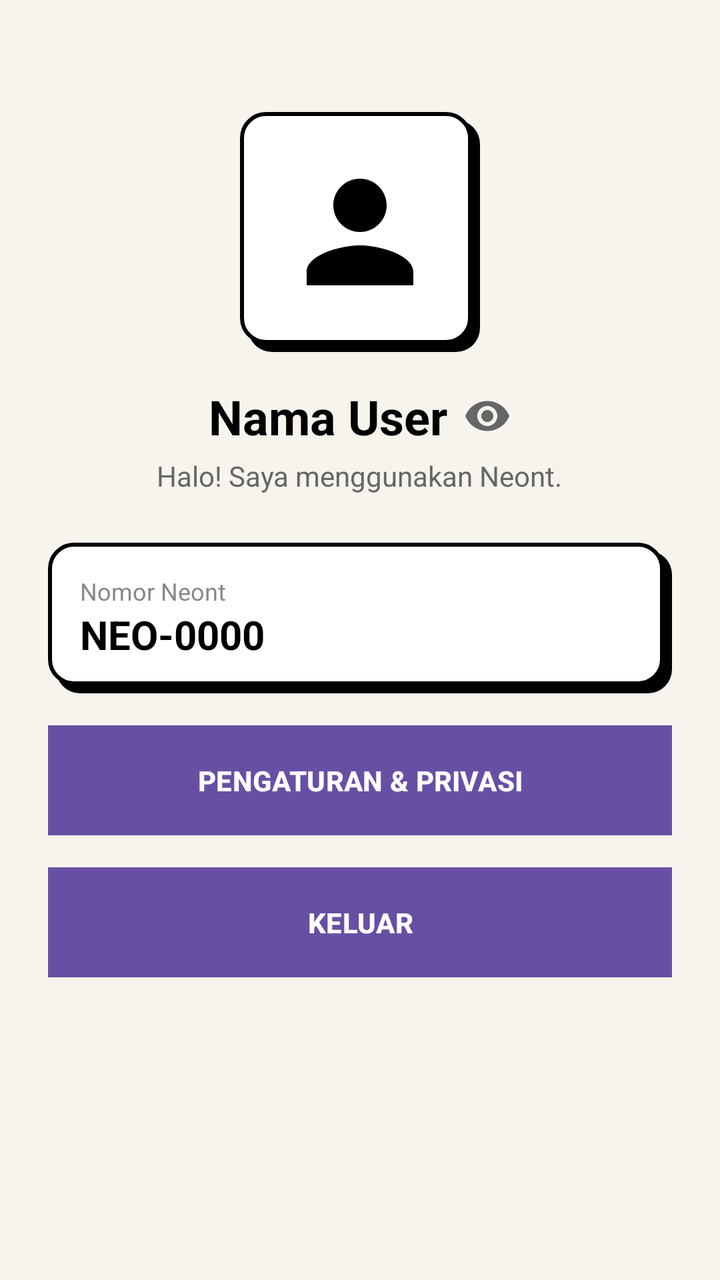
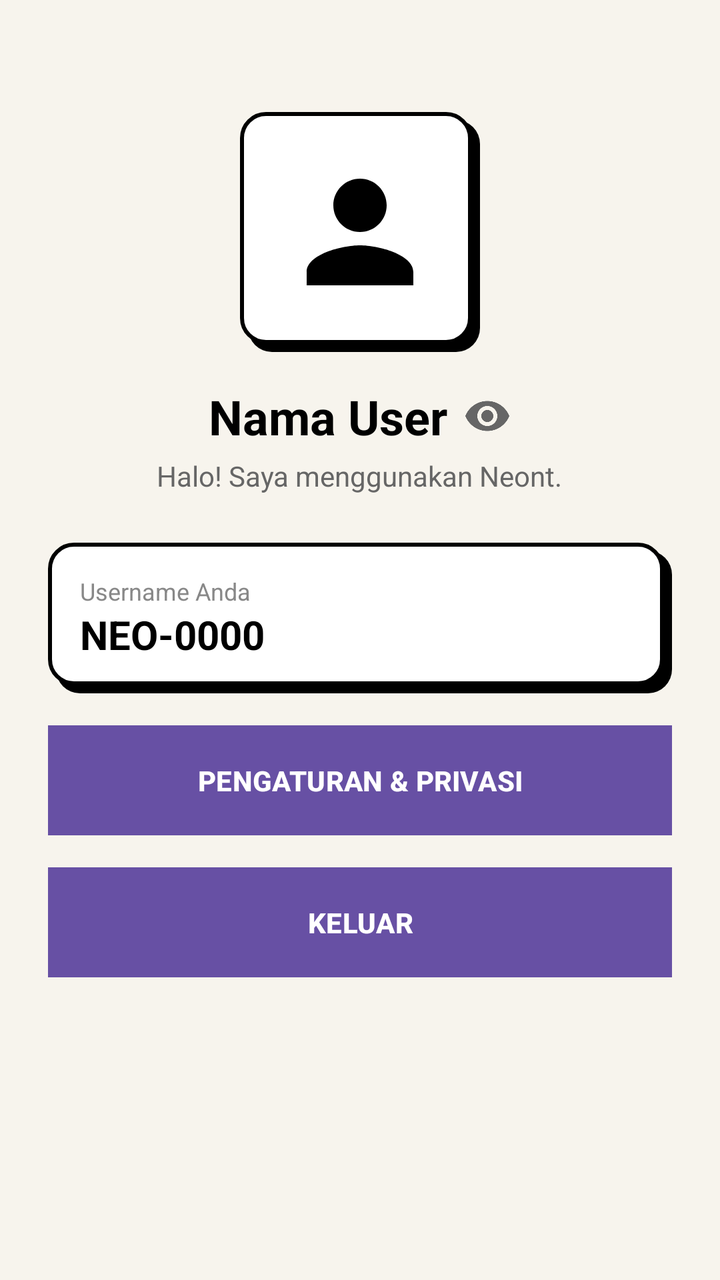

Screens rendered from an Android XML layout before and after an edit, with the pre-edit source and the edit as a unified diff.
<!-- AndroidManifest.xml: application theme Theme.Material3.DayNight.NoActionBar -->
<!-- res/layout/activity_profile.xml -->
<?xml version="1.0" encoding="utf-8"?>
<ScrollView xmlns:android="http://schemas.android.com/apk/res/android"
    android:layout_width="match_parent"
    android:layout_height="match_parent"
    android:background="@color/nb_bg">

    <LinearLayout
        android:layout_width="match_parent"
        android:layout_height="wrap_content"
        android:orientation="vertical"
        android:padding="24dp"
        android:gravity="center_horizontal">

        
        <ImageView
            android:id="@+id/ivProfilePhoto"
            android:layout_width="120dp"
            android:layout_height="120dp"
            android:src="@drawable/ic_wa_profile"
            android:background="@drawable/nb_box_white"
            android:padding="20dp"
            android:layout_marginTop="32dp"
            android:layout_marginBottom="16dp"
            android:clickable="true"
            android:focusable="true"/>

        
        <TextView
            android:id="@+id/tvProfileName"
            android:layout_width="wrap_content"
            android:layout_height="wrap_content"
            android:text="Nama User"
            android:textSize="24sp"
            android:textStyle="bold"
            android:textColor="@color/nb_black"
            android:layout_marginBottom="4dp"
            android:drawableEnd="@drawable/ic_eye_open"
            android:drawablePadding="8dp"/>

        
        <TextView
            android:id="@+id/tvProfileBio"
            android:layout_width="wrap_content"
            android:layout_height="wrap_content"
            android:text="Halo! Saya menggunakan Neont."
            android:textSize="14sp"
            android:textColor="#666666"
            android:layout_marginBottom="24dp"/>

        
        <LinearLayout
            android:layout_width="match_parent"
            android:layout_height="wrap_content"
            android:background="@drawable/nb_box_white"
            android:padding="16dp"
            android:orientation="vertical"
            android:layout_marginBottom="16dp">
            <TextView
                android:layout_width="wrap_content"
                android:layout_height="wrap_content"
                android:text="Nomor Neont"
                android:textSize="12sp"
                android:textColor="#888888"/>
            <TextView
                android:id="@+id/tvProfileCode"
                android:layout_width="wrap_content"
                android:layout_height="wrap_content"
                android:text="NEO-0000"
                android:textSize="20sp"
                android:textStyle="bold"
                android:textColor="@color/nb_black"/>
        </LinearLayout>

        
        <Button
            android:id="@+id/btnSettings"
            android:layout_width="match_parent"
            android:layout_height="55dp"
            android:background="@drawable/nb_button_bg"
            android:text="PENGATURAN &amp; PRIVASI"
            android:textColor="@color/nb_white"
            android:textStyle="bold"
            android:layout_marginBottom="16dp"/>

        
        <Button
            android:id="@+id/btnLogoutProfile"
            android:layout_width="match_parent"
            android:layout_height="55dp"
            android:background="@drawable/nb_button_bg"
            android:text="KELUAR"
            android:textColor="@color/nb_white"
            android:textStyle="bold"/>

    </LinearLayout>
</ScrollView>
<!-- resources referenced by this layout -->
<resources>
  <color name="nb_bg">#F7F4ED</color>
  <color name="nb_black">#000000</color>
  <color name="nb_white">#FFFFFF</color>
  <!-- drawable ic_eye_open (drawable) -->
  <vector xmlns:android="http://schemas.android.com/apk/res/android" android:width="24dp" android:height="24dp" android:viewportWidth="24" android:viewportHeight="24" android:tint="#666666">
      <path android:fillColor="@android:color/white" android:pathData="M12,4.5C7,4.5 2.73,7.61 1,12c1.73,4.39 6,7.5 11,7.5s9.27,-3.11 11,-7.5c-1.73,-4.39 -6,-7.5 -11,-7.5zM12,17c-2.76,0 -5,-2.24 -5,-5s2.24,-5 5,-5 5,2.24 5,5 -2.24,5 -5,5zM12,9c-1.66,0 -3,1.34 -3,3s1.34,3 3,3 3,-1.34 3,-3 -1.34,-3 -3,-3z"/>
  </vector>
  <!-- drawable ic_wa_profile (drawable) -->
  <vector xmlns:android="http://schemas.android.com/apk/res/android" android:width="24dp" android:height="24dp" android:viewportWidth="24" android:viewportHeight="24">
      <path android:fillColor="#000000" android:pathData="M12,12c2.21,0 4,-1.79 4,-4s-1.79,-4 -4,-4 -4,1.79 -4,4 1.79,4 4,4zM12,14c-2.67,0 -8,1.34 -8,4v2h16v-2c0,-2.66 -5.33,-4 -8,-4z"/>
  </vector>
  <!-- drawable nb_box_white (drawable) -->
  <?xml version="1.0" encoding="utf-8"?>
  <layer-list xmlns:android="http://schemas.android.com/apk/res/android">
      
      <item android:left="4dp" android:top="4dp">
          <shape>
              <solid android:color="@color/nb_black" />
              <corners android:radius="12dp" />
          </shape>
      </item>
      
      <item android:right="4dp" android:bottom="4dp">
          <shape>
              <solid android:color="@color/nb_white" />
              <stroke android:width="2dp" android:color="@color/nb_black" />
              <corners android:radius="12dp" />
          </shape>
      </item>
  </layer-list>
  <!-- drawable nb_button_bg (drawable) -->
  <?xml version="1.0" encoding="utf-8"?>
  <shape xmlns:android="http://schemas.android.com/apk/res/android">
      <solid android:color="@color/nb_black" />
      <stroke android:width="3dp" android:color="@color/nb_black" />
      <corners android:radius="0dp" />
  </shape>
</resources>

<!-- the commit's change to res/layout/activity_profile.xml (unified diff, before → after) -->
@@ -58,7 +58,7 @@
             <TextView
                 android:layout_width="wrap_content"
                 android:layout_height="wrap_content"
-                android:text="Nomor Neont"
+                android:text="Username Anda"
                 android:textSize="12sp"
                 android:textColor="#888888"/>
             <TextView
